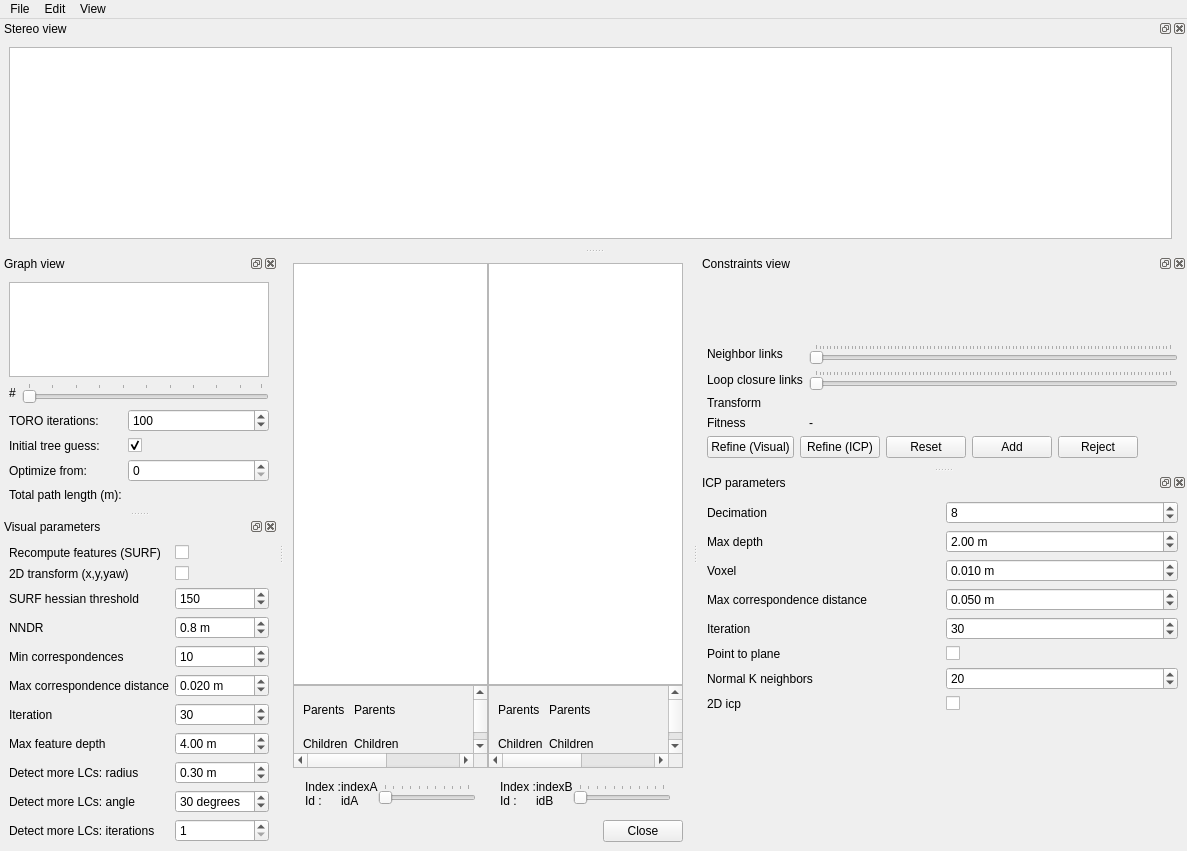
Before: the Qt Designer form guilib/src/ui/DatabaseViewer.ui in introlab/rtabmap, drawn with Qt 5.
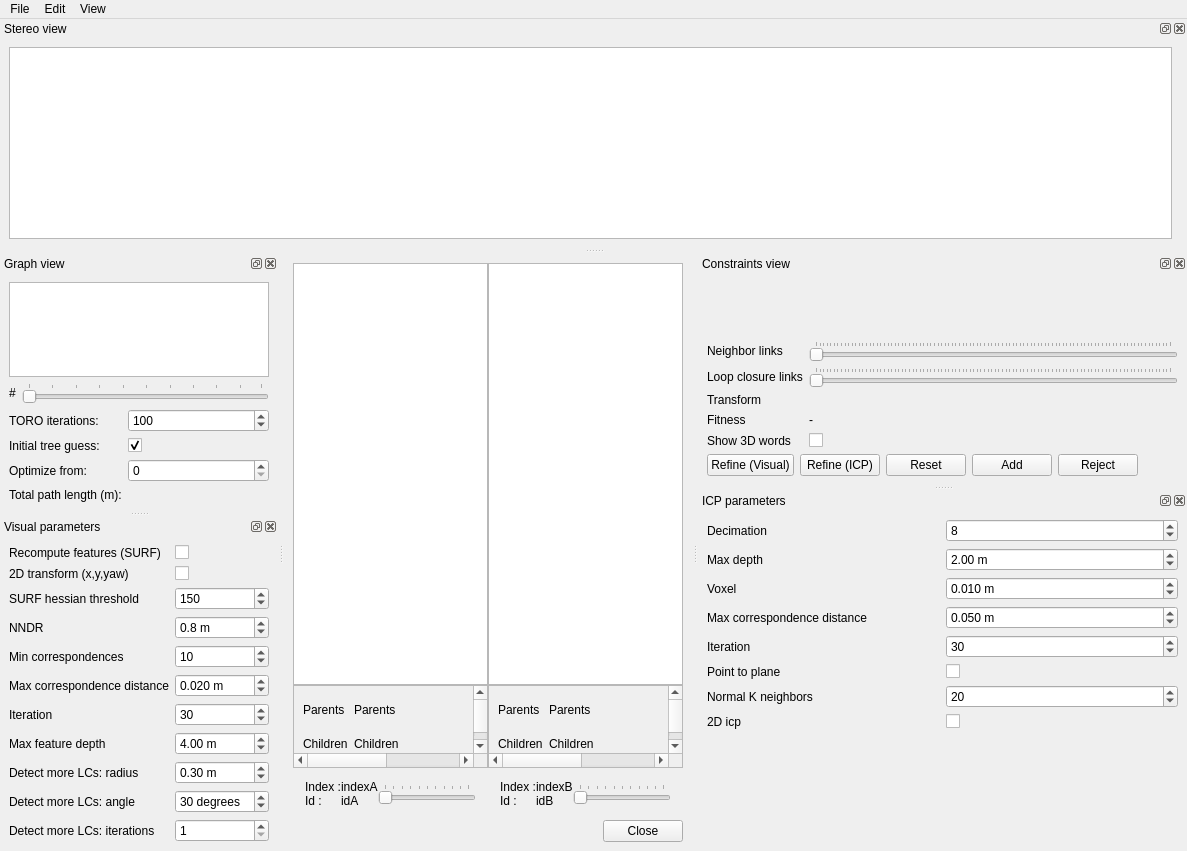
After: the same form once the commit is applied. Custom widgets are drawn as their Qt base class.

Commit message: added EpipolarGeometry::triangulatePoints() (LS and iterative LS) Added option to see words3d in constraint view

The edit to the form file:
```diff
--- a/guilib/src/ui/DatabaseViewer.ui
+++ b/guilib/src/ui/DatabaseViewer.ui
@@ -382,6 +382,20 @@
          </property>
         </widget>
        </item>
+       <item row="4" column="0">
+        <widget class="QLabel" name="label_32">
+         <property name="text">
+          <string>Show 3D words</string>
+         </property>
+        </widget>
+       </item>
+       <item row="4" column="1">
+        <widget class="QCheckBox" name="checkBox_show3DWords">
+         <property name="text">
+          <string/>
+         </property>
+        </widget>
+       </item>
       </layout>
      </item>
      <item>
```
The commit also changes 6 other files.
